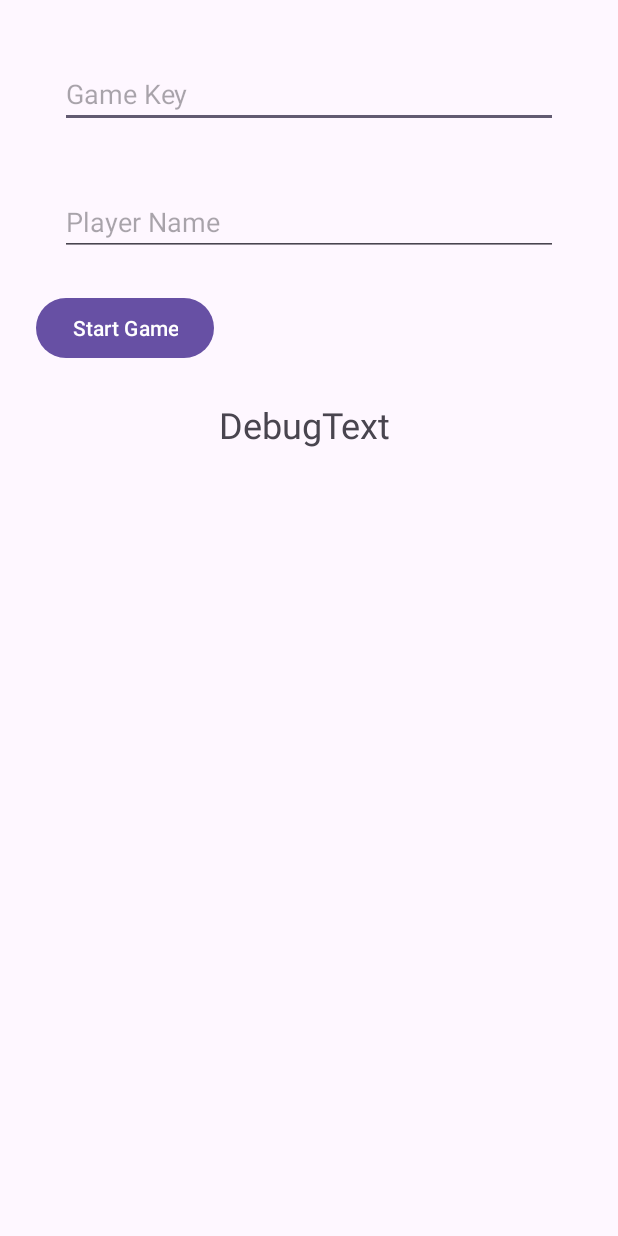
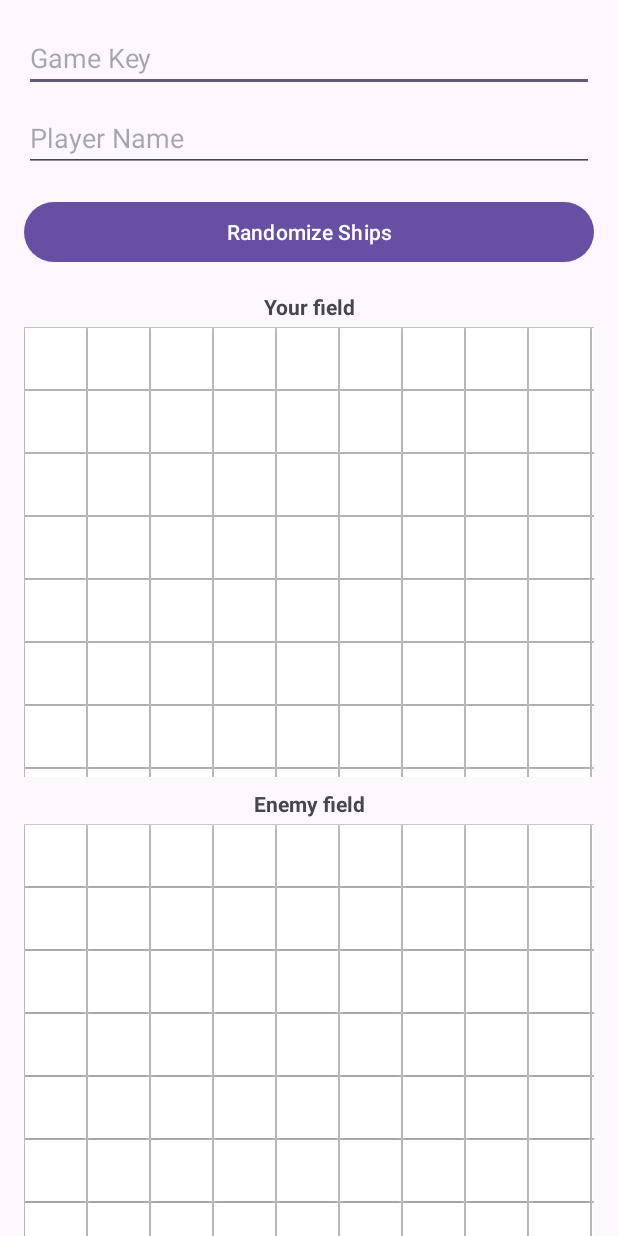
Before and after one commit to MateuszOskedraFHNWAccount/BattleshipClient, an Android app: the screen it shows after launch (MainActivity), on a phone screen of 412 x 824 dp. Run offline under Robolectric (Android 15) with nearby library versions, the phone set to English and light mode, and no system bars.

Commit message:
Add random grid creation

```diff
--- a/AndroidStudio/app/build.gradle.kts
+++ b/AndroidStudio/app/build.gradle.kts
@@ -39,6 +39,7 @@ dependencies {
     implementation("com.squareup.okhttp3:okhttp:4.12.0")
     implementation("com.squareup.retrofit2:retrofit:2.9.0")
     implementation("com.squareup.retrofit2:converter-gson:2.9.0")
+    implementation("androidx.gridlayout:gridlayout:1.0.0")
     implementation(libs.androidx.core.ktx)
     implementation(libs.androidx.appcompat)
     implementation(libs.material)
--- a/AndroidStudio/app/src/main/java/com/mateusz/battleshipclient/MainActivity.kt
+++ b/AndroidStudio/app/src/main/java/com/mateusz/battleshipclient/MainActivity.kt
@@ -1,123 +1,186 @@
 package com.mateusz.battleshipclient
 
-import androidx.appcompat.app.AppCompatActivity
+import android.graphics.Color
+import android.graphics.Typeface
 import android.os.Bundle
+import android.view.Gravity
 import android.view.View
 import android.widget.Button
 import android.widget.EditText
 import android.widget.TextView
+import androidx.appcompat.app.AlertDialog
+import androidx.appcompat.app.AppCompatActivity
+import androidx.gridlayout.widget.GridLayout
+import androidx.lifecycle.lifecycleScope
+import com.mateusz.battleshipclient.model.*
+import com.mateusz.battleshipclient.network.ApiClient
+import kotlinx.coroutines.launch
+import kotlin.random.Random
 
-import com.mateusz.battleshipclient.network.ApiClient
-import com.mateusz.battleshipclient.model.JoinGameRequest
-import com.mateusz.battleshipclient.model.ShipPosition
+class MainActivity : AppCompatActivity(), View.OnClickListener {
 
-import kotlinx.coroutines.launch
-import androidx.lifecycle.lifecycleScope
-/*
-import com.example.battleships_mateusz_sander.defaultShips
-import com.example.battleships_mateusz_sander.lobbyPlayers
-import com.example.battleships_mateusz_sander.model.JoinGameRequest
-import okhttp3.Call
-import okhttp3.Callback
-import okhttp3.OkHttpClient
-import okhttp3.Request
-import okhttp3.Response
-import java.io.IOException
- */
+    private lateinit var btnStart: Button
+    private lateinit var btnRandomize: Button
+    private lateinit var etGameKey: EditText
+    private lateinit var etPlayer: EditText
+    private lateinit var resultTv: TextView
+    private lateinit var ownGrid: GridLayout
+    private lateinit var enemyGrid: GridLayout
 
-class MainActivity : AppCompatActivity() , View.OnClickListener {
+    /* ------------ ship data / state ------------ */
+    private val shipDefs = listOf(
+        "Carrier" to 5,
+        "Battleship" to 4,
+        "Destroyer" to 3,
+        "Submarine" to 3,
+        "PatrolBoat" to 2
+    )
+    private var currentShips: List<ShipPosition> = emptyList()
 
-    lateinit var btnAdd : Button
-    lateinit var etA : EditText
-    lateinit var etB : EditText
-    lateinit var resultTv : TextView
-
-
+    /* ------------ lifecycle ------------ */
     override fun onCreate(savedInstanceState: Bundle?) {
         super.onCreate(savedInstanceState)
         setContentView(R.layout.activity_main)
-        btnAdd = findViewById(R.id.btn_add)
-        etA = findViewById(R.id.et_a)
-        etB = findViewById(R.id.et_b)
-        resultTv = findViewById(R.id.result_tv)
 
-        btnAdd.setOnClickListener(this)
+        // basic UI
+        btnStart      = findViewById(R.id.btn_add)
+        btnRandomize  = findViewById(R.id.btn_randomize)
+        etGameKey     = findViewById(R.id.et_a)
+        etPlayer      = findViewById(R.id.et_b)
+        resultTv      = findViewById(R.id.result_tv)
+        ownGrid       = findViewById(R.id.board_grid_own)
+        enemyGrid     = findViewById(R.id.board_grid_enemy)
 
+        btnStart.setOnClickListener(this)
+        btnRandomize.setOnClickListener { randomizeShips() }
 
-
+        // build empty 10×10 boards
+        fillGrid(ownGrid,   "O")
+        fillGrid(enemyGrid, "E")
     }
 
+    /* ------------ grid factory ------------ */
+    private fun fillGrid(grid: GridLayout, prefix: String) {
+        grid.removeAllViews()
+        val cell = resources.displayMetrics.widthPixels / 10   // square px size
+        repeat(100) { idx ->
+            val row = idx / 10
+            val col = idx % 10
+            val btn = Button(this).apply {
+                tag  = "$prefix$row$col"
+                text = ""
+                gravity = Gravity.CENTER
+                typeface = Typeface.DEFAULT_BOLD
+                setBackgroundColor(Color.WHITE)
+                layoutParams = GridLayout.LayoutParams().also { lp ->
+                    lp.width = cell; lp.height = cell
+                    lp.rowSpec = GridLayout.spec(row)
+                    lp.columnSpec = GridLayout.spec(col)
+                    lp.setMargins(1, 1, 1, 1)
+                }
+                setOnClickListener {
+                    // simple toggle for demo
+                    text = when (text) { "" -> "S"; "S" -> "X"; else -> "" }
+                    setBackgroundColor(if (text == "") Color.WHITE else Color.LTGRAY)
+                }
+            }
+            grid.addView(btn)
+        }
+    }
+
+    /* ------------ randomizer ------------ */
+    private fun randomizeShips() {
+        // clear board
+        for (i in 0 until ownGrid.childCount) {
+            (ownGrid.getChildAt(i) as Button).apply {
+                text = ""; setBackgroundColor(Color.WHITE)
+            }
+        }
+
+        val occupied = Array(10) { BooleanArray(10) }
+        val result   = mutableListOf<ShipPosition>()
+
+        fun fits(len: Int, x: Int, y: Int, horiz: Boolean): Boolean {
+            if (horiz && x + len > 10) return false
+            if (!horiz && y + len > 10) return false
+            repeat(len) { i ->
+                val cx = if (horiz) x + i else x
+                val cy = if (horiz) y else y + i
+                if (occupied[cx][cy]) return false
+            }
+            return true
+        }
+        fun mark(len: Int, x: Int, y: Int, horiz: Boolean) {
+            repeat(len) { i ->
+                val cx = if (horiz) x + i else x
+                val cy = if (horiz) y else y + i
+                occupied[cx][cy] = true
+                val btn = ownGrid.getChildAt(cy * 10 + cx) as Button
+                btn.text = "S"; btn.setBackgroundColor(Color.LTGRAY)
+            }
+        }
+
+        for ((name, len) in shipDefs) {
+            while (true) {
+                val horiz = Random.nextBoolean()
+                val x = Random.nextInt(10)
+                val y = Random.nextInt(10)
+                if (fits(len, x, y, horiz)) {
+                    mark(len, x, y, horiz)
+                    result += ShipPosition(name, x, y,
+                        if (horiz) "horizontal" else "vertical")
+                    break
+                }
+            }
+        }
+        currentShips = result
+    }
+
+    /* ------------ button “Start Game” ------------ */
     override fun onClick(v: View?) {
         lifecycleScope.launch {
-            val connected = checkServerConnection()
-            if (!connected) {
+            if (!checkServerConnection()) {
                 resultTv.text = "Server failed"
-                showServerDialog("Connection Error")
+                showDialog("Connection Error", "Cannot reach server.")
                 return@launch
-            } else {
-                resultTv.text = "Server OK"
             }
+            val (gameKey, playerName) = getUserValues() ?: return@launch
 
-            val userValues = getUserValues()
-            if (userValues == null) return@launch
-            val (gameKey, playerName) = userValues
-            resultTv.text = "GameKey: $gameKey\nPlayer: $playerName"
+            val shipsToSend = if (currentShips.isNotEmpty()) currentShips else getDefaultShips()
+            val joinReq = JoinGameRequest(playerName, gameKey, shipsToSend)
 
-            // Create JoinGameRequest and send
-            val joinReq = JoinGameRequest(
-                player = playerName,
-                gamekey = gameKey,
-                ships = getDefaultShips()
-            )
-
+            resultTv.text = "Joining…"
             try {
-                val response = ApiClient.api.joinGame(joinReq)
-                resultTv.text = "Joined game!\nResponse: $response"
+                val resp = ApiClient.api.joinGame(joinReq)
+                resultTv.text = "Joined!\nEnemy fired? x=${resp.x}, y=${resp.y}, gameover=${resp.gameover}"
             } catch (e: Exception) {
                 resultTv.text = "Join failed: ${e.message}"
             }
         }
     }
 
+    /* ------------ helpers ------------ */
+    private suspend fun checkServerConnection(): Boolean =
+        try { ApiClient.api.ping(); true } catch (_: Exception) { false }
 
-    suspend fun checkServerConnection(): Boolean {
-        return try {
-            ApiClient.api.ping()
-            true
-        } catch (e: Exception) {
-            false
-        }
+    private fun getUserValues(): Pair<String, String>? {
+        val key = etGameKey.text.toString().trim()
+        val name = etPlayer.text.toString().trim()
+        return if (key.length < 3 || name.length < 3) {
+            showDialog("Input Error", "Game Key and Player Name must be ≥ 3 chars.")
+            null
+        } else Pair(key, name)
     }
 
-    fun getUserValues(): Pair<String, String>? {
-        val gameKey = etA.text.toString()
-        val playerName = etB.text.toString()
-        if (gameKey.length < 3 || playerName.length < 3) {
-            showServerDialog("Both Game Key and Player Name must be at least 3 characters long")
-            return null
-        }
-        return Pair(gameKey, playerName)
-    }
+    private fun showDialog(title: String, msg: String) =
+        AlertDialog.Builder(this).setTitle(title).setMessage(msg)
+            .setPositiveButton("OK", null).show()
 
-
-    private fun showServerDialog(title: String) {
-        androidx.appcompat.app.AlertDialog.Builder(this)
-            .setTitle(title)
-            .setMessage("Server connection failed.")
-            .setPositiveButton("OK", null)
-            .show()
-    }
-
-    fun getDefaultShips(): List<ShipPosition> = listOf(
-        ShipPosition("Carrier",    0, 3, "horizontal"),
+    private fun getDefaultShips(): List<ShipPosition> = listOf(
+        ShipPosition("Carrier", 0, 3, "horizontal"),
         ShipPosition("Battleship", 1, 1, "vertical"),
-        ShipPosition("Destroyer",  2, 4, "horizontal"),
-        ShipPosition("Submarine",  3, 3, "vertical"),
+        ShipPosition("Destroyer", 2, 4, "horizontal"),
+        ShipPosition("Submarine", 3, 3, "vertical"),
         ShipPosition("PatrolBoat", 5, 5, "horizontal")
     )
-
-
-
-
-
 }
--- a/AndroidStudio/app/src/main/res/layout/activity_main.xml
+++ b/AndroidStudio/app/src/main/res/layout/activity_main.xml
@@ -1,51 +1,90 @@
 <?xml version="1.0" encoding="utf-8"?>
-<LinearLayout xmlns:android="http://schemas.android.com/apk/res/android"
-    xmlns:app="http://schemas.android.com/apk/res-auto"
+<ScrollView xmlns:android="http://schemas.android.com/apk/res/android"
     xmlns:tools="http://schemas.android.com/tools"
     android:layout_width="match_parent"
-    android:layout_height="match_parent"
+    android:layout_height="match_parent">
+
+    <LinearLayout
+        android:id="@+id/root_layout"
+        android:layout_width="match_parent"
+        android:layout_height="wrap_content"
         android:orientation="vertical"
-    android:layout_margin="20dp"
+        android:padding="16dp"
         tools:context=".MainActivity">
 
         <EditText
             android:id="@+id/et_a"
             android:layout_width="match_parent"
             android:layout_height="wrap_content"
-        android:layout_margin="20dp"
-        android:hint="Game Key" />
+            android:hint="Game Key"
+            android:layout_marginBottom="8dp"/>
 
         <EditText
             android:id="@+id/et_b"
             android:layout_width="match_parent"
             android:layout_height="wrap_content"
-        android:layout_margin="20dp"
-        android:hint="Player Name" />
+            android:hint="Player Name"
+            android:layout_marginBottom="16dp"/>
 
-    <LinearLayout
+        <Button
+            android:id="@+id/btn_randomize"
             android:layout_width="match_parent"
             android:layout_height="wrap_content"
-        android:orientation="horizontal">
-        <Button
-            android:layout_width="wrap_content"
-            android:layout_height="wrap_content"
-            android:id="@+id/btn_add"
-            android:layout_margin="4dp"
-            android:text="Start Game"/>
-
-
-
-    </LinearLayout>
+            android:text="Randomize Ships"
+            android:layout_marginBottom="8dp"/>
 
         <TextView
             android:layout_width="match_parent"
             android:layout_height="wrap_content"
-        android:text="DebugText "
-        android:textSize="24sp"
-        android:layout_margin="20dp"
+            android:text="Your field"
+            android:textStyle="bold"
+            android:gravity="center"
+            android:layout_marginTop="8dp"
+            android:layout_marginBottom="4dp"/>
+
+        <androidx.gridlayout.widget.GridLayout
+            android:id="@+id/board_grid_own"
+            android:layout_width="match_parent"
+            android:layout_height="300dp"
+            android:alignmentMode="alignMargins"
+            android:columnCount="10"
+            android:rowCount="10"
+            android:useDefaultMargins="true"
+            android:background="#cccccc" />
+
+        <TextView
+            android:layout_width="match_parent"
+            android:layout_height="wrap_content"
+            android:text="Enemy field"
+            android:textStyle="bold"
+            android:gravity="center"
+            android:layout_marginTop="8dp"
+            android:layout_marginBottom="4dp"/>
+
+        <androidx.gridlayout.widget.GridLayout
+            android:id="@+id/board_grid_enemy"
+            android:layout_width="match_parent"
+            android:layout_height="300dp"
+            android:alignmentMode="alignMargins"
+            android:columnCount="10"
+            android:rowCount="10"
+            android:useDefaultMargins="true"
+            android:background="#cccccc" />
+
+        <Button
+            android:id="@+id/btn_add"
+            android:layout_width="match_parent"
+            android:layout_height="wrap_content"
+            android:text="Start Game"
+            android:layout_marginTop="16dp"/>
+
+        <TextView
             android:id="@+id/result_tv"
-        android:gravity="center"/>
-
-
-
+            android:layout_width="match_parent"
+            android:layout_height="wrap_content"
+            android:text="DebugText"
+            android:textSize="16sp"
+            android:gravity="center"
+            android:layout_marginTop="8dp"/>
     </LinearLayout>
+</ScrollView>
```
Lines whose indentation alone changed are shown as unchanged.
